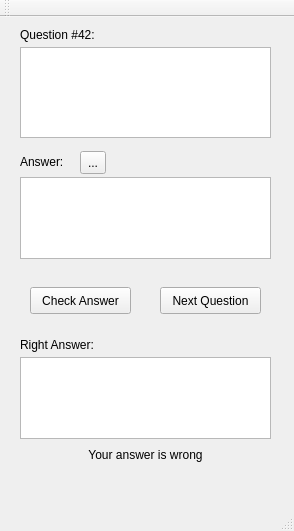
Qt form mainwindow.ui (simflin/linp) before a commit.
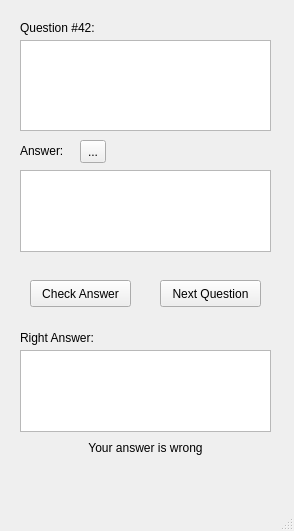
The same form after that commit.

```diff
--- a/mainwindow.ui
+++ b/mainwindow.ui
@@ -18,7 +18,7 @@
     <property name="geometry">
      <rect>
       <x>20</x>
-      <y>10</y>
+      <y>20</y>
       <width>251</width>
       <height>16</height>
      </rect>
@@ -31,7 +31,7 @@
     <property name="geometry">
      <rect>
       <x>20</x>
-      <y>30</y>
+      <y>40</y>
       <width>251</width>
       <height>91</height>
      </rect>
@@ -44,7 +44,7 @@
     <property name="geometry">
      <rect>
       <x>20</x>
-      <y>134</y>
+      <y>140</y>
       <width>57</width>
       <height>21</height>
      </rect>
@@ -57,7 +57,7 @@
     <property name="geometry">
      <rect>
       <x>20</x>
-      <y>160</y>
+      <y>170</y>
       <width>251</width>
       <height>82</height>
      </rect>
@@ -67,7 +67,7 @@
     <property name="geometry">
      <rect>
       <x>80</x>
-      <y>134</y>
+      <y>140</y>
       <width>26</width>
       <height>23</height>
      </rect>
@@ -80,7 +80,7 @@
     <property name="geometry">
      <rect>
       <x>160</x>
-      <y>270</y>
+      <y>280</y>
       <width>101</width>
       <height>27</height>
      </rect>
@@ -93,7 +93,7 @@
     <property name="geometry">
      <rect>
       <x>30</x>
-      <y>270</y>
+      <y>280</y>
       <width>101</width>
       <height>27</height>
      </rect>
@@ -106,7 +106,7 @@
     <property name="geometry">
      <rect>
       <x>20</x>
-      <y>320</y>
+      <y>330</y>
       <width>101</width>
       <height>16</height>
      </rect>
@@ -119,7 +119,7 @@
     <property name="geometry">
      <rect>
       <x>20</x>
-      <y>340</y>
+      <y>350</y>
       <width>251</width>
       <height>82</height>
      </rect>
@@ -132,7 +132,7 @@
     <property name="geometry">
      <rect>
       <x>20</x>
-      <y>430</y>
+      <y>440</y>
       <width>251</width>
       <height>16</height>
      </rect>
@@ -155,14 +155,6 @@
     </rect>
    </property>
   </widget>
-  <widget class="QToolBar" name="mainToolBar">
-   <attribute name="toolBarArea">
-    <enum>TopToolBarArea</enum>
-   </attribute>
-   <attribute name="toolBarBreak">
-    <bool>false</bool>
-   </attribute>
-  </widget>
   <widget class="QStatusBar" name="statusBar"/>
  </widget>
  <layoutdefault spacing="6" margin="11"/>
```
